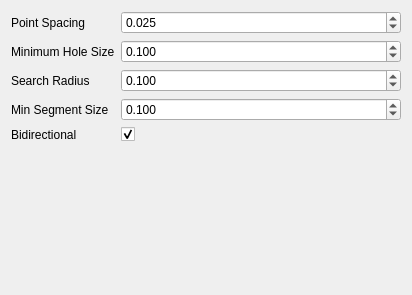
ros-industrial/noether, file noether_gui/src/widgets/tool_path_planners/raster/plane_slicer_raster_planner_widget.ui: the form before one commit.
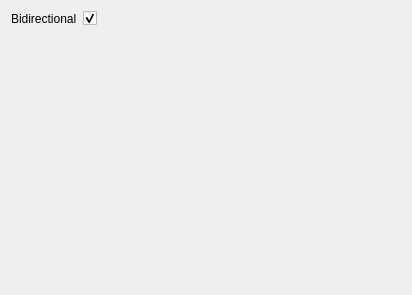
The form after the commit. Custom widgets are drawn as their Qt base class.

Commit message: Revise plane slice planner implementation (#350)

Patch:
```diff
--- a/noether_gui/src/widgets/tool_path_planners/raster/plane_slicer_raster_planner_widget.ui
+++ b/noether_gui/src/widgets/tool_path_planners/raster/plane_slicer_raster_planner_widget.ui
@@ -15,104 +15,6 @@
   </property>
   <layout class="QFormLayout" name="formLayout">
    <item row="0" column="0">
-    <widget class="QLabel" name="label_point_spacing">
-     <property name="toolTip">
-      <string>&lt;html&gt;&lt;head/&gt;&lt;body&gt;&lt;p&gt;Distance between tool path waypoints on a raster line&lt;/p&gt;&lt;/body&gt;&lt;/html&gt;</string>
-     </property>
-     <property name="text">
-      <string>Point Spacing</string>
-     </property>
-    </widget>
-   </item>
-   <item row="0" column="1">
-    <widget class="noether::DistanceDoubleSpinBox" name="double_spin_box_point_spacing">
-     <property name="decimals">
-      <number>3</number>
-     </property>
-     <property name="minimum">
-      <double>0.000000000000000</double>
-     </property>
-     <property name="maximum">
-      <double>100.000000000000000</double>
-     </property>
-     <property name="value">
-      <double>0.025000000000000</double>
-     </property>
-    </widget>
-   </item>
-   <item row="1" column="0">
-    <widget class="QLabel" name="label_min_hole_size">
-     <property name="toolTip">
-      <string>&lt;html&gt;&lt;head/&gt;&lt;body&gt;&lt;p&gt;The size of the smallest hole that the tool path planner should not jump over&lt;/p&gt;&lt;/body&gt;&lt;/html&gt;</string>
-     </property>
-     <property name="text">
-      <string>Minimum Hole Size</string>
-     </property>
-    </widget>
-   </item>
-   <item row="1" column="1">
-    <widget class="noether::DistanceDoubleSpinBox" name="double_spin_box_minimum_hole_size">
-     <property name="decimals">
-      <number>3</number>
-     </property>
-     <property name="minimum">
-      <double>0.000000000000000</double>
-     </property>
-     <property name="maximum">
-      <double>100.000000000000000</double>
-     </property>
-     <property name="value">
-      <double>0.100000000000000</double>
-     </property>
-    </widget>
-   </item>
-   <item row="2" column="0">
-    <widget class="QLabel" name="label_search_radius">
-     <property name="toolTip">
-      <string>&lt;html&gt;&lt;head/&gt;&lt;body&gt;&lt;p&gt;Radius with which to estimate mesh normals&lt;/p&gt;&lt;/body&gt;&lt;/html&gt;</string>
-     </property>
-     <property name="text">
-      <string>Search Radius</string>
-     </property>
-    </widget>
-   </item>
-   <item row="2" column="1">
-    <widget class="noether::DistanceDoubleSpinBox" name="double_spin_box_search_radius">
-     <property name="decimals">
-      <number>3</number>
-     </property>
-     <property name="singleStep">
-      <double>0.100000000000000</double>
-     </property>
-     <property name="value">
-      <double>0.100000000000000</double>
-     </property>
-    </widget>
-   </item>
-   <item row="3" column="0">
-    <widget class="QLabel" name="label_min_segment_size">
-     <property name="toolTip">
-      <string>&lt;html&gt;&lt;head/&gt;&lt;body&gt;&lt;p&gt;Tool path segments shorter than this length will not be included&lt;/p&gt;&lt;/body&gt;&lt;/html&gt;</string>
-     </property>
-     <property name="text">
-      <string>Min Segment Size</string>
-     </property>
-    </widget>
-   </item>
-   <item row="3" column="1">
-    <widget class="noether::DistanceDoubleSpinBox" name="double_spin_box_min_segment_size">
-     <property name="decimals">
-      <number>3</number>
-     </property>
-     <property name="singleStep">
-      <double>0.100000000000000</double>
-     </property>
-     <property name="value">
-      <double>0.100000000000000</double>
-     </property>
-    </widget>
-   </item>
-   <item row="4" column="0">
     <widget class="QLabel" name="label">
      <property name="toolTip">
       <string>&lt;html&gt;&lt;head/&gt;&lt;body&gt;&lt;p&gt;Generate rasters in the direction of the cut plane normal and its negation&lt;/p&gt;&lt;/body&gt;&lt;/html&gt;</string>
@@ -122,7 +24,7 @@
      </property>
     </widget>
    </item>
-   <item row="4" column="1">
+   <item row="0" column="1">
     <widget class="QCheckBox" name="check_box_bidirectional">
      <property name="sizePolicy">
       <sizepolicy hsizetype="Preferred" vsizetype="Preferred">
@@ -143,19 +45,6 @@
    </item>
   </layout>
  </widget>
- <customwidgets>
-  <customwidget>
-   <class>noether::DistanceDoubleSpinBox</class>
-   <extends>QDoubleSpinBox</extends>
-   <header location="global">noether_gui/widgets/distance_double_spin_box.h</header>
-  </customwidget>
- </customwidgets>
- <tabstops>
-  <tabstop>double_spin_box_point_spacing</tabstop>
-  <tabstop>double_spin_box_minimum_hole_size</tabstop>
-  <tabstop>double_spin_box_search_radius</tabstop>
-  <tabstop>double_spin_box_min_segment_size</tabstop>
- </tabstops>
  <resources/>
  <connections/>
 </ui>
```
The commit also changes 6 other files.
